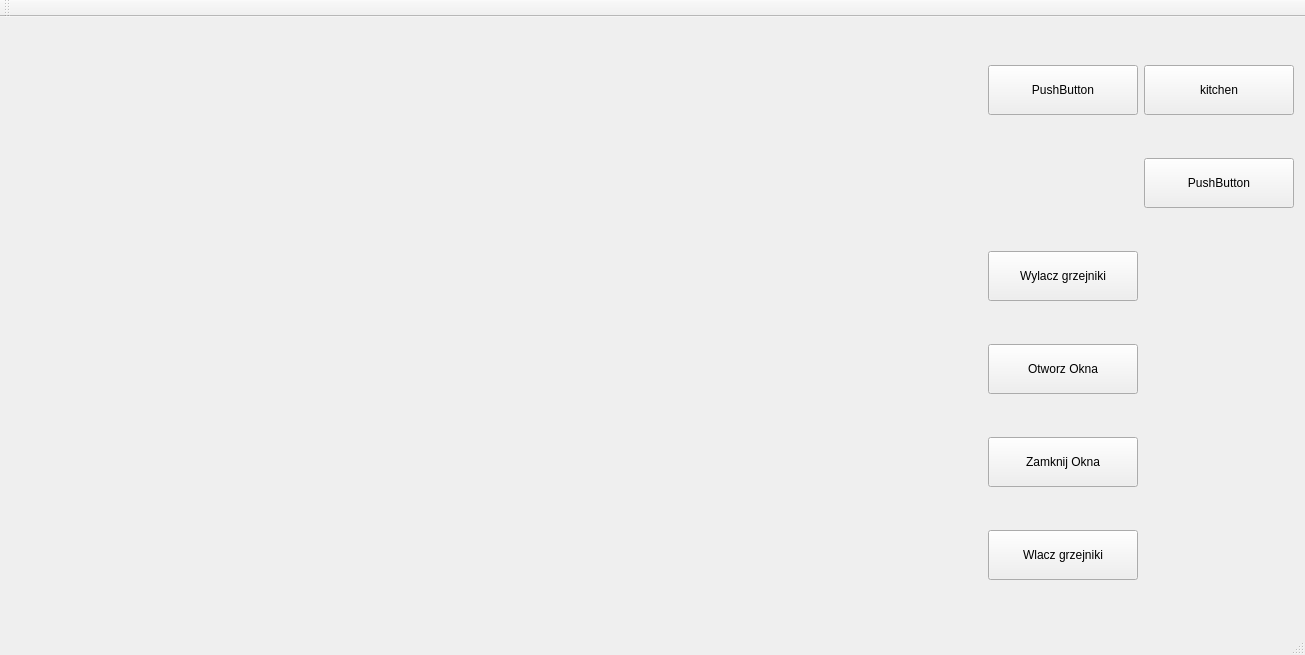
This is mainwindow.ui in Siamil/SmartHome as Qt 5 draws it before an edit. The edited form follows.
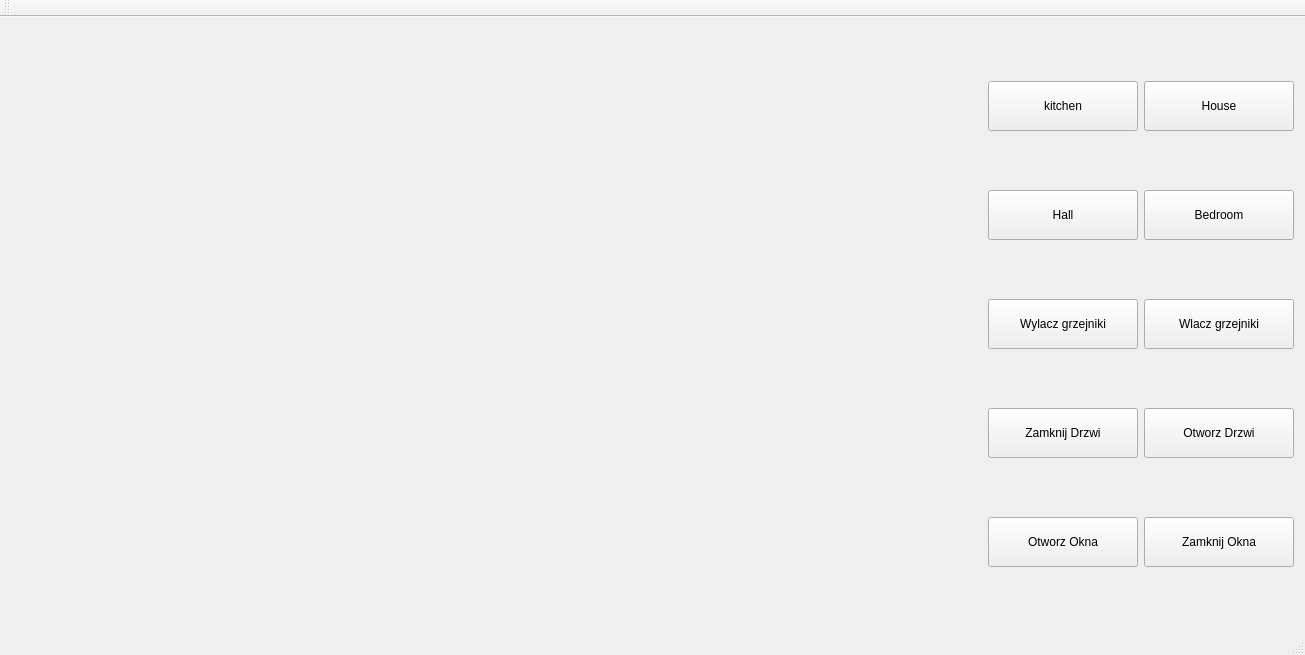
This is the edited form. Custom widgets are drawn as their Qt base class.

```diff
--- a/mainwindow.ui
+++ b/mainwindow.ui
@@ -14,8 +14,11 @@
    <string>MainWindow</string>
   </property>
   <widget class="QWidget" name="centralWidget">
-   <layout class="QGridLayout" name="gridLayout_2">
-    <item row="0" column="0">
+   <property name="autoFillBackground">
+    <bool>true</bool>
+   </property>
+   <layout class="QHBoxLayout" name="horizontalLayout">
+    <item>
      <widget class="QStackedWidget" name="stackedWidget">
       <property name="sizePolicy">
        <sizepolicy hsizetype="Minimum" vsizetype="Preferred">
@@ -38,36 +41,26 @@
        </property>
        <layout class="QVBoxLayout" name="verticalLayout"/>
       </widget>
-      <widget class="QWidget" name="page_2">
-       <widget class="QListWidget" name="listWidget">
-        <property name="geometry">
-         <rect>
-          <x>350</x>
-          <y>210</y>
-          <width>256</width>
-          <height>192</height>
-         </rect>
-        </property>
-       </widget>
+      <widget class="HallUI" name="hallUI"/>
+      <widget class="BedroomUI" name="bedroomUI"/>
+      <widget class="QWidget" name="houseUI">
+       <layout class="QGridLayout" name="gridLayout_2">
+        <item row="0" column="0">
+         <widget class="KitchenUI" name="hKitchenUI" native="true"/>
+        </item>
+        <item row="1" column="0">
+         <widget class="HallUI" name="hHallUI" native="true"/>
+        </item>
+        <item row="1" column="1">
+         <widget class="BedroomUI" name="hBedroomUI" native="true"/>
+        </item>
+       </layout>
       </widget>
      </widget>
     </item>
-    <item row="0" column="1">
+    <item>
      <layout class="QGridLayout" name="gridLayout">
-      <item row="0" column="1">
-       <widget class="QPushButton" name="bKitchen">
-        <property name="minimumSize">
-         <size>
-          <width>150</width>
-          <height>50</height>
-         </size>
-        </property>
-        <property name="text">
-         <string>kitchen</string>
-        </property>
-       </widget>
-      </item>
-      <item row="2" column="0">
+      <item row="3" column="0">
        <widget class="QPushButton" name="bHeatTurnOff">
         <property name="sizePolicy">
          <sizepolicy hsizetype="Fixed" vsizetype="Fixed">
@@ -89,6 +82,41 @@
         </property>
        </widget>
       </item>
+      <item row="7" column="0">
+       <widget class="QPushButton" name="bKopenwindows">
+        <property name="sizePolicy">
+         <sizepolicy hsizetype="Fixed" vsizetype="Fixed">
+          <horstretch>0</horstretch>
+          <verstretch>0</verstretch>
+         </sizepolicy>
+        </property>
+        <property name="minimumSize">
+         <size>
+          <width>150</width>
+          <height>50</height>
+         </size>
+        </property>
+        <property name="layoutDirection">
+         <enum>Qt::RightToLeft</enum>
+        </property>
+        <property name="text">
+         <string>Otworz Okna</string>
+        </property>
+       </widget>
+      </item>
+      <item row="1" column="0">
+       <widget class="QPushButton" name="bHall">
+        <property name="minimumSize">
+         <size>
+          <width>150</width>
+          <height>50</height>
+         </size>
+        </property>
+        <property name="text">
+         <string>Hall</string>
+        </property>
+       </widget>
+      </item>
       <item row="1" column="1">
        <widget class="QPushButton" name="bBedroom">
         <property name="minimumSize">
@@ -98,68 +126,37 @@
          </size>
         </property>
         <property name="text">
-         <string>PushButton</string>
-        </property>
-       </widget>
-      </item>
-      <item row="0" column="0">
-       <widget class="QPushButton" name="pushButton_2">
-        <property name="minimumSize">
-         <size>
-          <width>150</width>
-          <height>50</height>
-         </size>
-        </property>
-        <property name="text">
-         <string>PushButton</string>
+         <string>Bedroom</string>
         </property>
        </widget>
       </item>
       <item row="5" column="0">
-       <widget class="QPushButton" name="bHeatTurnOn">
-        <property name="sizePolicy">
-         <sizepolicy hsizetype="Fixed" vsizetype="Fixed">
-          <horstretch>0</horstretch>
-          <verstretch>0</verstretch>
-         </sizepolicy>
-        </property>
+       <widget class="QPushButton" name="bCloseDoors">
         <property name="minimumSize">
          <size>
           <width>150</width>
           <height>50</height>
          </size>
         </property>
-        <property name="layoutDirection">
-         <enum>Qt::RightToLeft</enum>
-        </property>
         <property name="text">
-         <string>Wlacz grzejniki</string>
+         <string>Zamknij Drzwi</string>
         </property>
        </widget>
       </item>
-      <item row="3" column="0">
-       <widget class="QPushButton" name="bKopenwindows">
-        <property name="sizePolicy">
-         <sizepolicy hsizetype="Fixed" vsizetype="Fixed">
-          <horstretch>0</horstretch>
-          <verstretch>0</verstretch>
-         </sizepolicy>
-        </property>
+      <item row="0" column="0">
+       <widget class="QPushButton" name="bKitchen">
         <property name="minimumSize">
          <size>
           <width>150</width>
           <height>50</height>
          </size>
         </property>
-        <property name="layoutDirection">
-         <enum>Qt::RightToLeft</enum>
-        </property>
         <property name="text">
-         <string>Otworz Okna</string>
+         <string>kitchen</string>
         </property>
        </widget>
       </item>
-      <item row="4" column="0">
+      <item row="7" column="1">
        <widget class="QPushButton" name="bKclosewindows">
         <property name="sizePolicy">
          <sizepolicy hsizetype="Fixed" vsizetype="Fixed">
@@ -181,6 +178,54 @@
         </property>
        </widget>
       </item>
+      <item row="3" column="1">
+       <widget class="QPushButton" name="bHeatTurnOn">
+        <property name="sizePolicy">
+         <sizepolicy hsizetype="Fixed" vsizetype="Fixed">
+          <horstretch>0</horstretch>
+          <verstretch>0</verstretch>
+         </sizepolicy>
+        </property>
+        <property name="minimumSize">
+         <size>
+          <width>150</width>
+          <height>50</height>
+         </size>
+        </property>
+        <property name="layoutDirection">
+         <enum>Qt::RightToLeft</enum>
+        </property>
+        <property name="text">
+         <string>Wlacz grzejniki</string>
+        </property>
+       </widget>
+      </item>
+      <item row="5" column="1">
+       <widget class="QPushButton" name="bOpenDoors">
+        <property name="minimumSize">
+         <size>
+          <width>150</width>
+          <height>50</height>
+         </size>
+        </property>
+        <property name="text">
+         <string>Otworz Drzwi</string>
+        </property>
+       </widget>
+      </item>
+      <item row="0" column="1">
+       <widget class="QPushButton" name="bHouse">
+        <property name="minimumSize">
+         <size>
+          <width>150</width>
+          <height>50</height>
+         </size>
+        </property>
+        <property name="text">
+         <string>House</string>
+        </property>
+       </widget>
+      </item>
      </layout>
     </item>
    </layout>
@@ -213,6 +258,18 @@
    <header>kitchenui.h</header>
    <container>1</container>
   </customwidget>
+  <customwidget>
+   <class>HallUI</class>
+   <extends>QWidget</extends>
+   <header>hallui.h</header>
+   <container>1</container>
+  </customwidget>
+  <customwidget>
+   <class>BedroomUI</class>
+   <extends>QWidget</extends>
+   <header>bedroomui.h</header>
+   <container>1</container>
+  </customwidget>
  </customwidgets>
  <resources/>
  <connections/>
```
Left out of the diff: 5 changed lines with no effect on the pictures.
